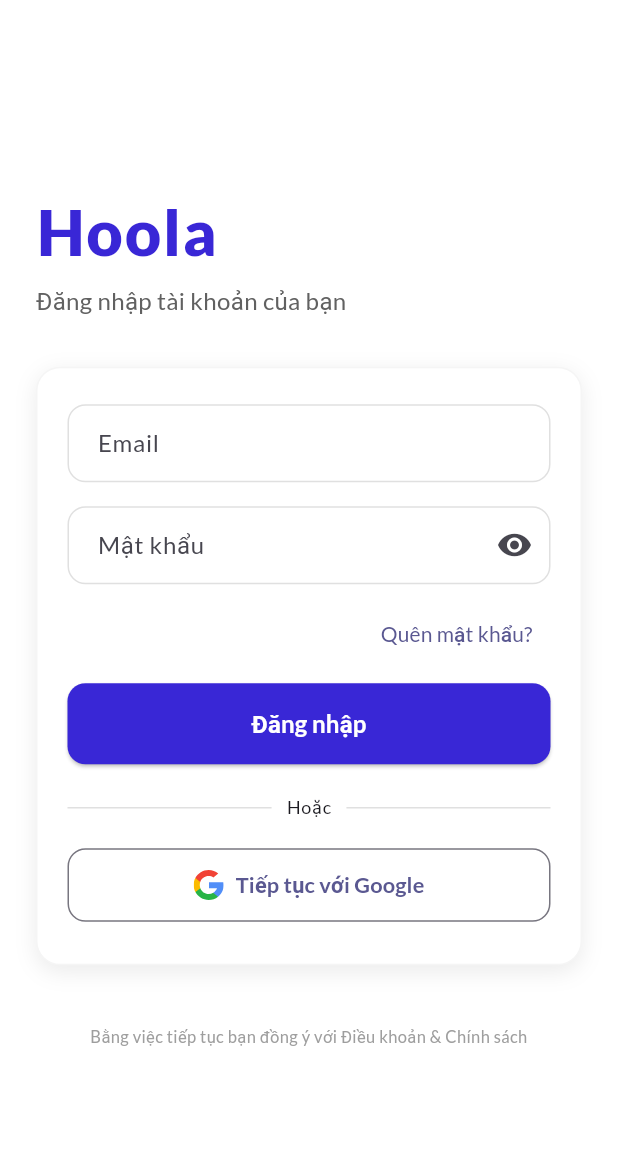
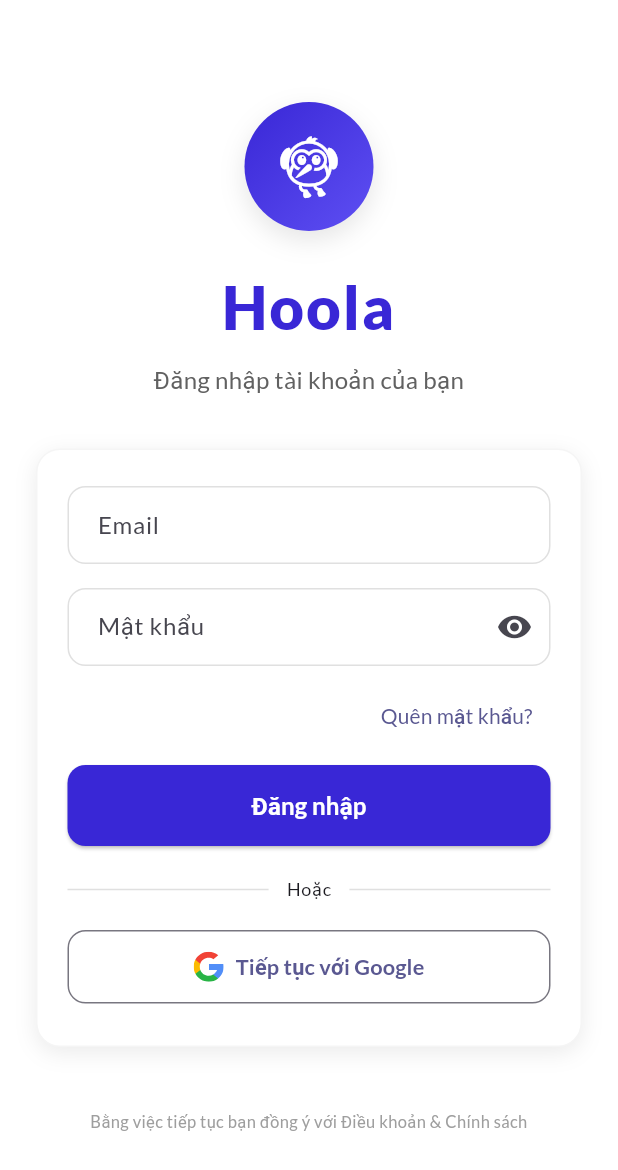
Before and after one commit to npnamdev/flutter-hoola-app-demo, a Flutter app: the screen it shows after launch, after a tap on "Quên mật khẩu?", on a phone screen of 412 x 824 dp. Shown: the top 1170 px of the screen. Run offline on Flutter 3.47's test engine with Material 3 defaults, Android fonts, the phone set to English and light mode, and no system bars; our stand-ins replace flutter_lucide, flutter_riverpod, flutter_svg, go_router, google_fonts, iconsax_flutter and 1 more; network calls fail.

Commit message:
update login

```diff
--- a/lib/features/auth/presentation/pages/login_screen.dart
+++ b/lib/features/auth/presentation/pages/login_screen.dart
@@ -78,30 +78,56 @@ class _LoginScreenState extends ConsumerState<LoginScreen> {
       backgroundColor: Colors.white,
       body: Center(
         child: SingleChildScrollView(
-          padding: const EdgeInsets.symmetric(horizontal: 24, vertical: 32),
+          padding: const EdgeInsets.symmetric(horizontal: 24, vertical: 40),
           child: ConstrainedBox(
-            constraints: const BoxConstraints(maxWidth: 430),
+            constraints: const BoxConstraints(maxWidth: 420),
             child: Column(
-              crossAxisAlignment: CrossAxisAlignment.start,
+              crossAxisAlignment: CrossAxisAlignment.center,
+              mainAxisSize: MainAxisSize.min,
               children: [
+                Container(
+                  width: 86,
+                  height: 86,
+                  decoration: BoxDecoration(
+                    shape: BoxShape.circle,
+                    gradient: const LinearGradient(
+                      colors: [Color(0xFF3927D6), Color(0xFF5E4FF3)],
+                      begin: Alignment.topLeft,
+                      end: Alignment.bottomRight,
+                    ),
+                    boxShadow: const [
+                      BoxShadow(
+                        color: Color(0x1A000000),
+                        blurRadius: 14,
+                        offset: Offset(0, 6),
+                      ),
+                    ],
+                  ),
+                  child: const Center(
+                    child: Icon(Icons.flutter_dash, color: Colors.white, size: 46),
+                  ),
+                ),
+                const SizedBox(height: 22),
                 Text(
                   'Hoola',
+                  textAlign: TextAlign.center,
                   style: GoogleFonts.lato(
-                    fontSize: 42,
+                    fontSize: 40,
                     fontWeight: FontWeight.w800,
                     color: const Color(0xFF3927D6),
-                    letterSpacing: 1.2,
+                    letterSpacing: 1.3,
                   ),
                 ),
-                const SizedBox(height: 4),
+                const SizedBox(height: 8),
                 Text(
                   'Đăng nhập tài khoản của bạn',
+                  textAlign: TextAlign.center,
                   style: GoogleFonts.lato(
                     fontSize: 16,
                     color: Colors.grey[700],
                   ),
                 ),
-                const SizedBox(height: 32),
+                const SizedBox(height: 34),
                 Container(
                   decoration: BoxDecoration(
                     color: Colors.white,
@@ -119,6 +145,7 @@ class _LoginScreenState extends ConsumerState<LoginScreen> {
                   child: Form(
                     key: _formKey,
                     child: Column(
+                      crossAxisAlignment: CrossAxisAlignment.center,
                       children: [
                       TextFormField(
                         controller: _emailController,
@@ -139,12 +166,14 @@ class _LoginScreenState extends ConsumerState<LoginScreen> {
                         validator: (v) => (v == null || v.isEmpty) ? 'Vui lòng nhập mật khẩu' : null,
                       ),
                       const SizedBox(height: 10),
-                      Align(
-                        alignment: Alignment.centerRight,
-                        child: TextButton(
+                      Row(
+                        children: [
+                          const Spacer(),
+                          TextButton(
                             onPressed: isLoading ? null : () {},
                             child: const Text('Quên mật khẩu?'),
                           ),
+                        ],
                       ),
                       const SizedBox(height: 8),
                       SizedBox(
@@ -176,7 +205,7 @@ class _LoginScreenState extends ConsumerState<LoginScreen> {
                         children: [
                           Expanded(child: Container(height: 1, color: Colors.grey.shade300)),
                           const Padding(
-                            padding: EdgeInsets.symmetric(horizontal: 10),
+                            padding: EdgeInsets.symmetric(horizontal: 12),
                             child: Text('Hoặc', style: TextStyle(fontSize: 12, letterSpacing: .5)),
                           ),
                           Expanded(child: Container(height: 1, color: Colors.grey.shade300)),
@@ -212,13 +241,11 @@ class _LoginScreenState extends ConsumerState<LoginScreen> {
                     ),
                   ),
                 ),
-                const SizedBox(height: 40),
-                Center(
-                  child: Text(
+                const SizedBox(height: 42),
+                Text(
                   'Bằng việc tiếp tục bạn đồng ý với Điều khoản & Chính sách',
                   style: TextStyle(color: Colors.grey[500], fontSize: 11),
                   textAlign: TextAlign.center,
-                  ),
                 ),
               ],
             ),
--- a/lib/features/home/presentation/pages/home_screen.dart
+++ b/lib/features/home/presentation/pages/home_screen.dart
@@ -140,8 +140,8 @@ class _HomeScreenState extends State<HomeScreen>
           ),
           SliverToBoxAdapter(child: AppSpacing.h8),
           WelcomeSection(
-            title: 'Chào mừng quay trở lại',
-            subtitle: 'Giữ streak hôm nay  chuỗi tiến độ!',
+            title: 'Chào mừng trở lại, Nam!',
+            subtitle: 'Bạn đã hoàn thành 80% mục tiêu tuần này',
             primaryLabel: 'Tiếp tục học',
             secondaryLabel: 'Xem thống kê',
             onPrimary: () {},
--- a/lib/features/home/presentation/sections/welcome_section.dart
+++ b/lib/features/home/presentation/sections/welcome_section.dart
@@ -168,8 +168,8 @@ class _WelcomeIllustration extends StatelessWidget {
   @override
   Widget build(BuildContext context) {
     return SizedBox(
-      width: 85,
-      height: 85,
+      width: 70,
+      height: 70,
       child: Stack(
         alignment: Alignment.center,
         children: [
@@ -189,10 +189,7 @@ class _WelcomeIllustration extends StatelessWidget {
               border: Border.all(color: Colors.white30, width: 2),
             ),
             child: const Center(
-              child: Text(
-                '👋',
-                style: TextStyle(fontSize: 24),
-              ),
+              child: Text('👋', style: TextStyle(fontSize: 24)),
             ),
           ),
         ],
--- a/lib/features/splash/splash_screen.dart
+++ b/lib/features/splash/splash_screen.dart
@@ -58,109 +58,155 @@ class _SplashScreenState extends ConsumerState<SplashScreen>
     super.dispose();
   }
 
-  Widget _blurOrb(double size, Color color, double dx, double dy) {
+  // Animated radial soft blobs for subtle movement
+  Widget _animatedBlob({
+    required double size,
+    required Color color,
+    required Offset origin,
+    double travel = 28,
+  }) {
     return AnimatedBuilder(
       animation: _controller,
       builder: (context, child) {
         final t = _controller.value * 2 * pi;
+        final dx = origin.dx + cos(t) * travel;
+        final dy = origin.dy + sin(t) * travel;
         return Positioned(
-          left: dx + cos(t) * 20,
-            top: dy + sin(t) * 20,
+          left: dx,
+          top: dy,
           child: Container(
             width: size,
             height: size,
-              decoration: BoxDecoration(shape: BoxShape.circle, color: color),
-              child: BackdropFilter(
-                filter: ImageFilter.blur(sigmaX: 40, sigmaY: 40),
-                child: Container(color: Colors.transparent),
+            decoration: BoxDecoration(
+              shape: BoxShape.circle,
+              gradient: RadialGradient(
+                colors: [color, Colors.transparent],
+                stops: const [0, 1],
               ),
-            ));
+            ),
+          ),
+        );
       },
     );
   }
 
   @override
   Widget build(BuildContext context) {
+    final anim = CurvedAnimation(parent: _controller, curve: Curves.easeInOut);
     return Scaffold(
       body: Stack(
         fit: StackFit.expand,
         children: [
-          // Gradient nền
+          // Animated sweeping gradient background
+          AnimatedBuilder(
+            animation: anim,
+            builder: (context, _) {
+              final shift = (anim.value * 0.4) - 0.2; // -0.2 .. 0.2
+              return Container(
+                decoration: BoxDecoration(
+                  gradient: LinearGradient(
+                    colors: const [
+                      Color(0xFF21177D),
+                      Color(0xFF3927D6),
+                      Color(0xFF5E4FF3),
+                    ],
+                    begin: Alignment(-1 + shift, -1),
+                    end: Alignment(1 - shift, 1),
+                  ),
+                ),
+              );
+            },
+          ),
+
+          // Subtle animated blobs
+          _animatedBlob(
+            size: 220,
+            color: Colors.white.withOpacity(.10),
+            origin: const Offset(40, 140),
+            travel: 22,
+          ),
+          _animatedBlob(
+            size: 160,
+            color: Colors.pinkAccent.withOpacity(.15),
+            origin: const Offset(250, 480),
+            travel: 26,
+          ),
+          _animatedBlob(
+            size: 190,
+            color: Colors.blueAccent.withOpacity(.12),
+            origin: const Offset(90, 620),
+            travel: 24,
+          ),
+
+          // Center content
+          Center(
+            child: Column(
+              mainAxisSize: MainAxisSize.min,
+              children: [
                 Container(
-            decoration: const BoxDecoration(
-              gradient: LinearGradient(
-                colors: [Color(0xFF3927D6), Color(0xFF5E4FF3)],
-                begin: Alignment.topLeft,
-                end: Alignment.bottomRight,
+                  width: 120,
+                  height: 120,
+                  decoration: BoxDecoration(
+                    shape: BoxShape.circle,
+                    border: Border.all(
+                      color: Colors.white.withOpacity(.25),
+                      width: 1.4,
+                    ),
+                    gradient: RadialGradient(
+                      colors: [
+                        Colors.white.withOpacity(.25),
+                        Colors.white.withOpacity(0),
+                      ],
+                      stops: const [0, 1],
+                    ),
+                  ),
+                  child: const Center(
+                    child: Icon(
+                      Icons.flutter_dash,
+                      size: 70,
+                      color: Colors.white,
                     ),
                   ),
                 ),
-
-          // Orbs động
-          _blurOrb(180, Colors.white.withOpacity(0.15), 40, 100),
-          _blurOrb(140, Colors.pinkAccent.withOpacity(0.15), 220, 400),
-          _blurOrb(120, Colors.blueAccent.withOpacity(0.15), 100, 600),
-
-          // Glass Box ở giữa
-          Center(
-            child: ClipRRect(
-              borderRadius: BorderRadius.circular(30),
-              child: BackdropFilter(
-                filter: ImageFilter.blur(sigmaX: 20, sigmaY: 20),
-                child: Container(
-                  width: 280,
-                  height: 300,
-                  decoration: BoxDecoration(
-                    color: Colors.white.withOpacity(0.12),
-                    borderRadius: BorderRadius.circular(30),
-                    border: Border.all(
-                      color: Colors.white.withOpacity(0.25),
-                      width: 1.5,
-                    ),
-                    boxShadow: [
-                      BoxShadow(
-                        color: Colors.deepPurpleAccent.withOpacity(0.3),
-                        blurRadius: 20,
-                        spreadRadius: 5,
-                      ),
-                    ],
-                  ),
-                  child: Column(
-                    mainAxisAlignment: MainAxisAlignment.center,
-                    children: [
-                      const Icon(
-                        Icons.flutter_dash, // thay logo app ở đây
-                        size: 90,
-                        color: Colors.white,
-                      ),
-                      const SizedBox(height: 18),
+                const SizedBox(height: 26),
                 Text(
                   'Hoola',
                   style: GoogleFonts.lato(
-                          fontSize: 32,
-                          fontWeight: FontWeight.bold,
+                    fontSize: 40,
+                    fontWeight: FontWeight.w800,
                     color: Colors.white,
-                          letterSpacing: 1.5,
-                          shadows: [
-                            Shadow(
-                              color: Colors.black26,
-                              blurRadius: 8,
+                    letterSpacing: 2,
                   ),
+                ),
+                const SizedBox(height: 10),
+                Text(
+                  'Học tập dễ dàng hơn mỗi ngày',
+                  style: GoogleFonts.lato(
+                    fontSize: 15,
+                    color: Colors.white70,
+                    fontWeight: FontWeight.w400,
+                  ),
+                  textAlign: TextAlign.center,
+                ),
+                const SizedBox(height: 38),
+                _ProgressBar(animation: anim),
               ],
             ),
           ),
-                      const SizedBox(height: 8),
-                      Text(
-                        'Học tập dễ dàng hơn mỗi ngày',
+          // Bottom small tagline / version (optional placeholder)
+          Positioned(
+            bottom: 26,
+            left: 0,
+            right: 0,
+            child: Opacity(
+              opacity: .75,
+              child: Text(
+                'Đang chuẩn bị trải nghiệm của bạn...',
+                textAlign: TextAlign.center,
                 style: GoogleFonts.lato(
-                          fontSize: 14,
-                          fontWeight: FontWeight.w400,
+                  fontSize: 12,
                   color: Colors.white70,
-                        ),
-                        textAlign: TextAlign.center,
-                      ),
-                    ],
-                  ),
+                  letterSpacing: .5,
                 ),
               ),
             ),
@@ -170,3 +216,44 @@ class _SplashScreenState extends ConsumerState<SplashScreen>
     );
   }
 }
+
+class _ProgressBar extends StatelessWidget {
+  final Animation<double> animation;
+  const _ProgressBar({required this.animation});
+  @override
+  Widget build(BuildContext context) {
+    return AnimatedBuilder(
+      animation: animation,
+      builder: (context, _) {
+        final v = (sin(animation.value * 2 * pi) + 1) / 2; // 0..1 oscillation
+        return Container(
+          width: 180,
+          height: 6,
+          decoration: BoxDecoration(
+            color: Colors.white.withOpacity(.18),
+            borderRadius: BorderRadius.circular(40),
+          ),
+          alignment: Alignment.centerLeft,
+          child: FractionallySizedBox(
+            widthFactor: .2 + v * .8,
+            child: Container(
+              decoration: BoxDecoration(
+                gradient: const LinearGradient(
+                  colors: [Color(0xFFFFFFFF), Color(0xFFDDD9FF)],
+                ),
+                borderRadius: BorderRadius.circular(40),
+                boxShadow: [
+                  BoxShadow(
+                    color: Colors.white.withOpacity(.5),
+                    blurRadius: 8,
+                    spreadRadius: 1,
+                  ),
+                ],
+              ),
+            ),
+          ),
+        );
+      },
+    );
+  }
+}
```
Lines whose indentation alone changed are shown as unchanged.
